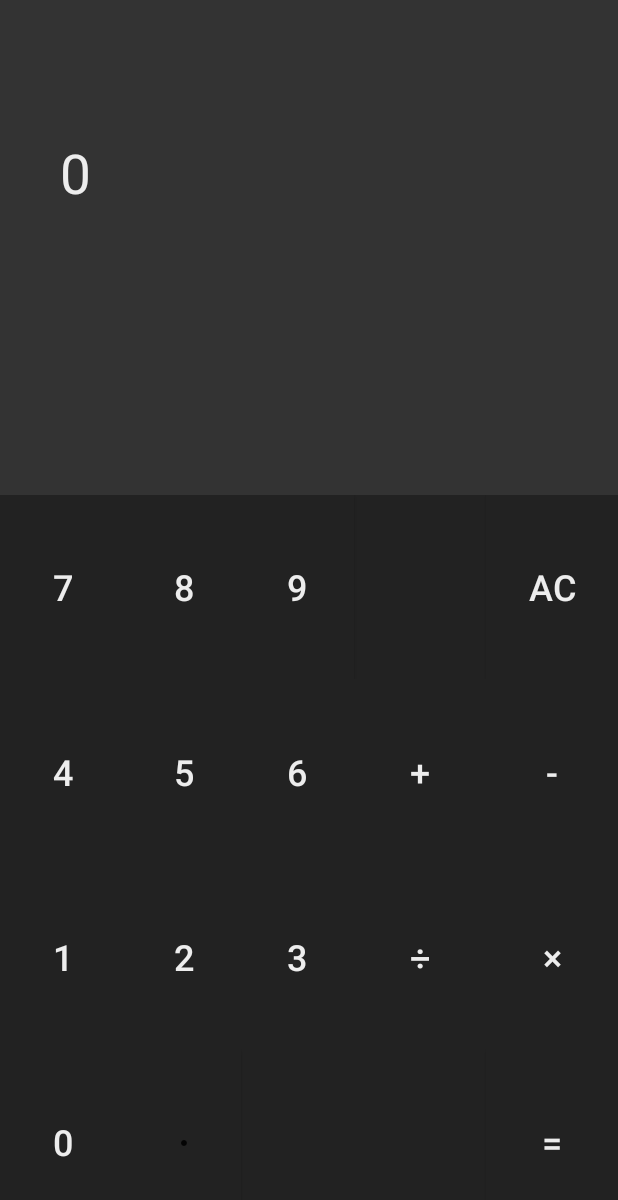
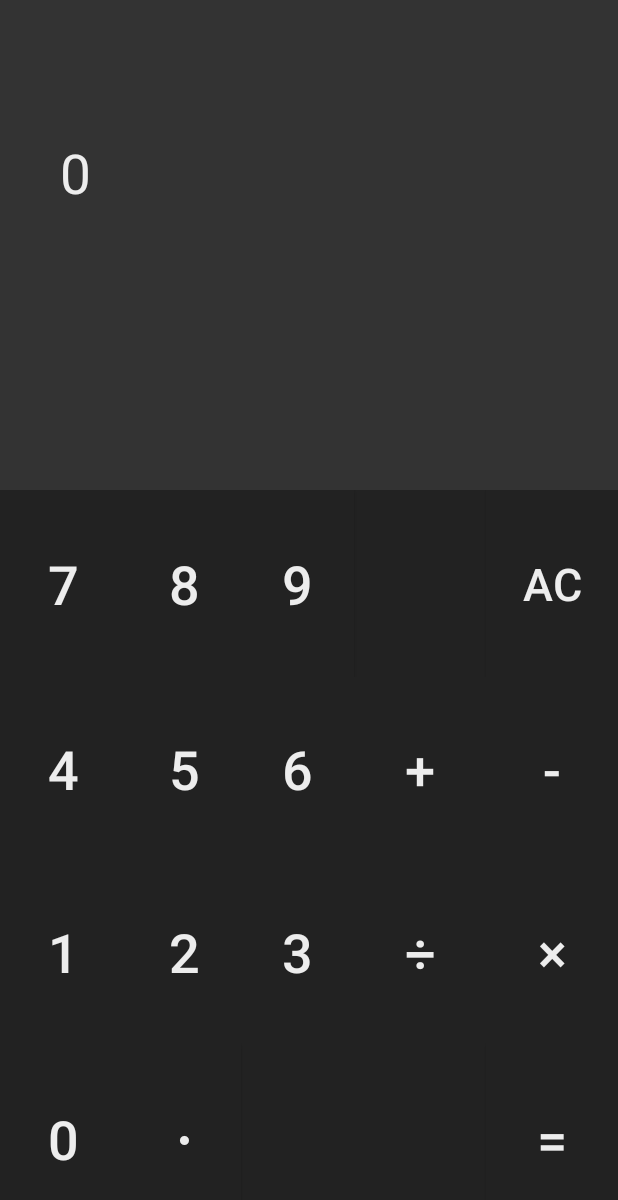
Before and after one commit to Yaona807/CalcApp, an Android app: the screen it shows after launch (MainActivity), on a phone screen of 412 x 824 dp. Shown: the top 1200 px of the screen. Run offline under Robolectric (Android 15) with nearby library versions, the phone set to English and light mode, and no system bars.

Commit message:
文字の大きさの微調整

```diff
--- a/app/src/main/res/layout/activity_main.xml
+++ b/app/src/main/res/layout/activity_main.xml
@@ -47,7 +47,7 @@
                 android:background="#222222"
                 android:text="7"
                 android:textColor="#EDEDED"
-                android:textSize="24sp" />
+                android:textSize="36sp" />
 
             <Button
                 android:id="@+id/button8"
@@ -57,7 +57,7 @@
                 android:background="#222222"
                 android:text="8"
                 android:textColor="#EDEDED"
-                android:textSize="24sp" />
+                android:textSize="36sp" />
 
             <Button
                 android:id="@+id/button9"
@@ -67,7 +67,7 @@
                 android:background="#222222"
                 android:text="9"
                 android:textColor="#EDEDED"
-                android:textSize="24sp" />
+                android:textSize="36sp" />
 
             <Space
                 android:layout_width="match_parent"
@@ -80,7 +80,7 @@
                 android:background="#222222"
                 android:text="AC"
                 android:textColor="#EDEDED"
-                android:textSize="24sp" />
+                android:textSize="30sp" />
 
         </TableRow>
 
@@ -97,7 +97,7 @@
                 android:background="#222222"
                 android:text="4"
                 android:textColor="#EDEDED"
-                android:textSize="24sp" />
+                android:textSize="36sp" />
 
             <Button
                 android:id="@+id/button5"
@@ -107,7 +107,7 @@
                 android:background="#222222"
                 android:text="5"
                 android:textColor="#EDEDED"
-                android:textSize="24sp" />
+                android:textSize="36sp" />
 
             <Button
                 android:id="@+id/button6"
@@ -117,7 +117,7 @@
                 android:background="#222222"
                 android:text="6"
                 android:textColor="#EDEDED"
-                android:textSize="24sp" />
+                android:textSize="36sp" />
 
             <Button
                 android:id="@+id/plus_button"
@@ -126,7 +126,7 @@
                 android:background="#222222"
                 android:text="+"
                 android:textColor="#EDEDED"
-                android:textSize="24sp" />
+                android:textSize="36sp" />
 
             <Button
                 android:id="@+id/minus_button"
@@ -135,7 +135,7 @@
                 android:background="#222222"
                 android:text="-"
                 android:textColor="#EDEDED"
-                android:textSize="24sp" />
+                android:textSize="36sp" />
         </TableRow>
 
         <TableRow
@@ -151,7 +151,7 @@
                 android:background="#222222"
                 android:text="1"
                 android:textColor="#EDEDED"
-                android:textSize="24sp" />
+                android:textSize="36sp" />
 
             <Button
                 android:id="@+id/button2"
@@ -161,7 +161,7 @@
                 android:background="#222222"
                 android:text="2"
                 android:textColor="#EDEDED"
-                android:textSize="24sp" />
+                android:textSize="36sp" />
 
             <Button
                 android:id="@+id/button3"
@@ -171,7 +171,7 @@
                 android:background="#222222"
                 android:text="3"
                 android:textColor="#EDEDED"
-                android:textSize="24sp" />
+                android:textSize="36sp" />
 
             <Button
                 android:id="@+id/division_button"
@@ -180,7 +180,7 @@
                 android:background="#222222"
                 android:text="÷"
                 android:textColor="#EDEDED"
-                android:textSize="24sp" />
+                android:textSize="36sp" />
 
             <Button
                 android:id="@+id/multi_button"
@@ -189,7 +189,7 @@
                 android:background="#222222"
                 android:text="×"
                 android:textColor="#EDEDED"
-                android:textSize="24sp" />
+                android:textSize="36sp" />
         </TableRow>
 
         <TableRow
@@ -205,7 +205,7 @@
                 android:background="#222222"
                 android:text="0"
                 android:textColor="#EDEDED"
-                android:textSize="24sp" />
+                android:textSize="36sp" />
 
             <Button
                 android:id="@+id/dot_button"
@@ -214,7 +214,8 @@
                 android:layout_weight="0.2"
                 android:background="#222222"
                 android:text="･"
-                android:textSize="24sp" />
+                android:textColor="#EDEDED"
+                android:textSize="36sp" />
 
             <Space
                 android:layout_width="match_parent"
@@ -232,7 +233,7 @@
                 android:background="#222222"
                 android:text="="
                 android:textColor="#EDEDED"
-                android:textSize="24sp" />
+                android:textSize="36sp" />
 
         </TableRow>
 
```
